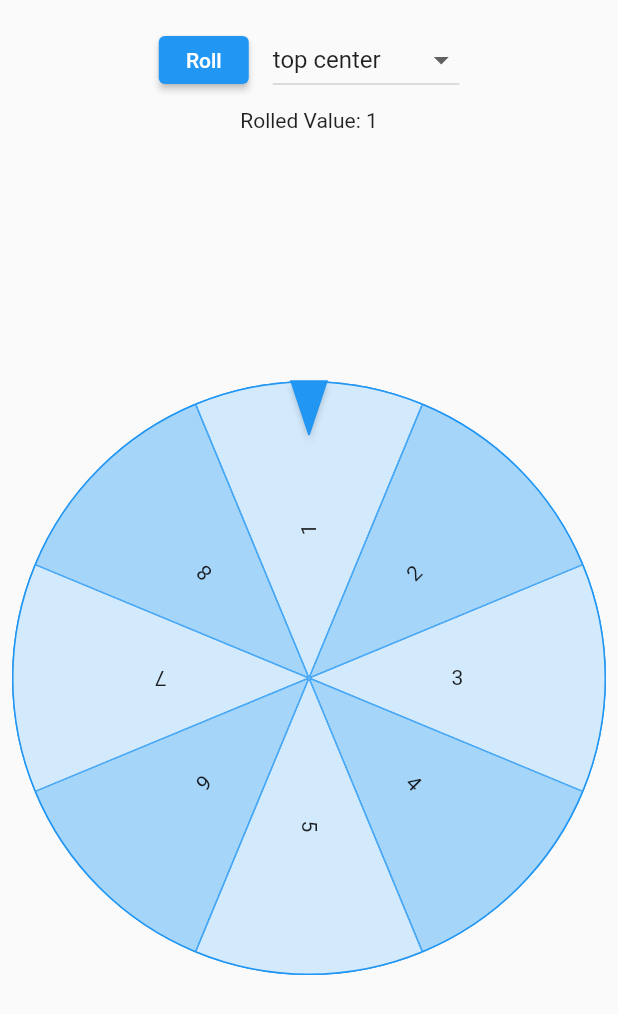
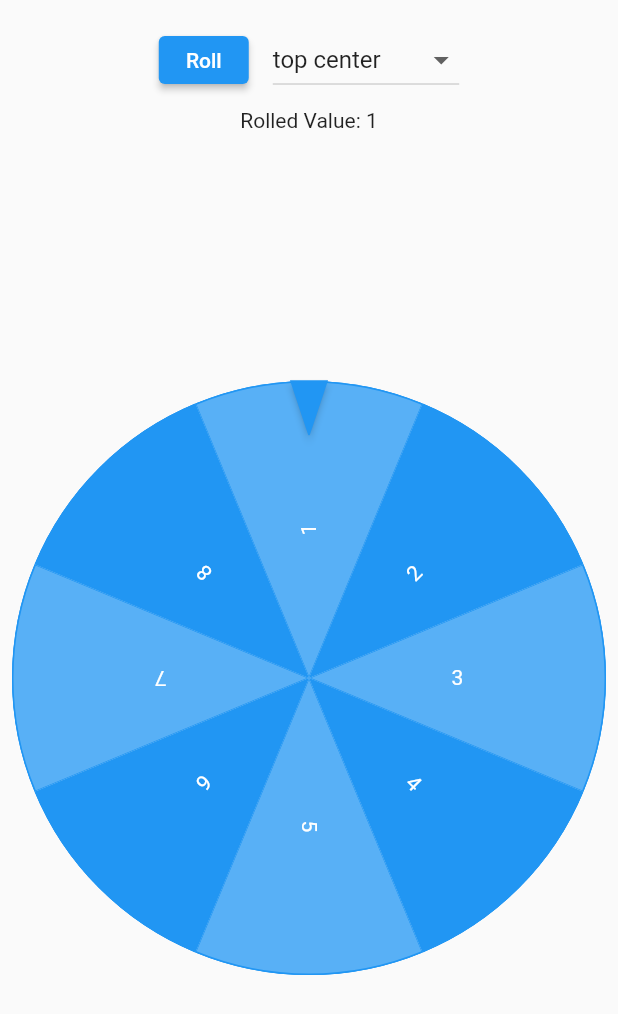
Before and after one commit to kevlatus/flutter_fortune_wheel, a Flutter app: the screen it shows after launch, on a phone screen of 412 x 824 dp. Shown: the top 1014 px of the screen. Run offline on Flutter 3.47's test engine with Material 2 defaults, Android fonts, the phone set to English and light mode, and no system bars.

Commit message:
feat: make wheel theme-aware by adjusting text and wheel colors to theme colors

```diff
--- a/lib/src/sliced_circle.dart
+++ b/lib/src/sliced_circle.dart
@@ -26,8 +26,8 @@ class SlicedCircle extends StatelessWidget {
             final theme = Theme.of(context);
             final fillColor = slices[index].fillColor ??
                 (Color.alphaBlend(
-                  theme.primaryColor.withOpacity(index % 2 == 0 ? 0.2 : 0.4),
-                  Colors.white,
+                  theme.primaryColor.withOpacity(index % 2 == 0 ? 0.5 : 1),
+                  theme.colorScheme.background,
                 ));
             final strokeColor = slices[index].strokeColor ?? theme.primaryColor;
 
@@ -40,7 +40,10 @@ class SlicedCircle extends StatelessWidget {
               alignment: Alignment.topLeft,
               angle: childAngle + angleOffset,
               child: CircleSliceImpl(
-                child: slices[index].child,
+                child: DefaultTextStyle(
+                  style: TextStyle(color: theme.colorScheme.onPrimary),
+                  child: slices[index].child,
+                ),
                 radius: smallerSide / 2,
                 angle: kPiDouble / slices.length,
                 fillColor: fillColor,
```
